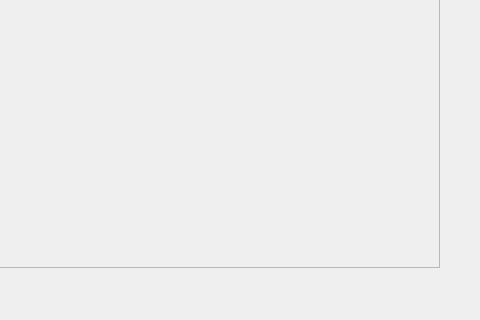
This is anatomy/playwindow.ui in caiovosilva/anatomy as Qt 5 draws it before an edit; both pictures show x 701 to 1181 and y 323 to 643 of the 1181 by 643 pixel window. The edited form follows.
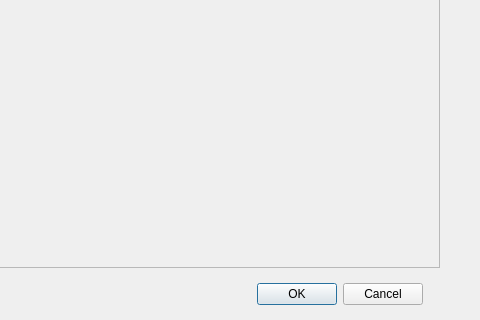
This is the edited form.

Diff of the .ui file:
```diff
--- a/anatomy/playwindow.ui
+++ b/anatomy/playwindow.ui
@@ -81,6 +81,19 @@
     </property>
    </widget>
   </widget>
+  <widget class="QDialogButtonBox" name="buttonBox">
+   <property name="geometry">
+    <rect>
+     <x>950</x>
+     <y>600</y>
+     <width>174</width>
+     <height>34</height>
+    </rect>
+   </property>
+   <property name="standardButtons">
+    <set>QDialogButtonBox::Cancel|QDialogButtonBox::Ok</set>
+   </property>
+  </widget>
  </widget>
  <resources/>
  <connections/>
```
